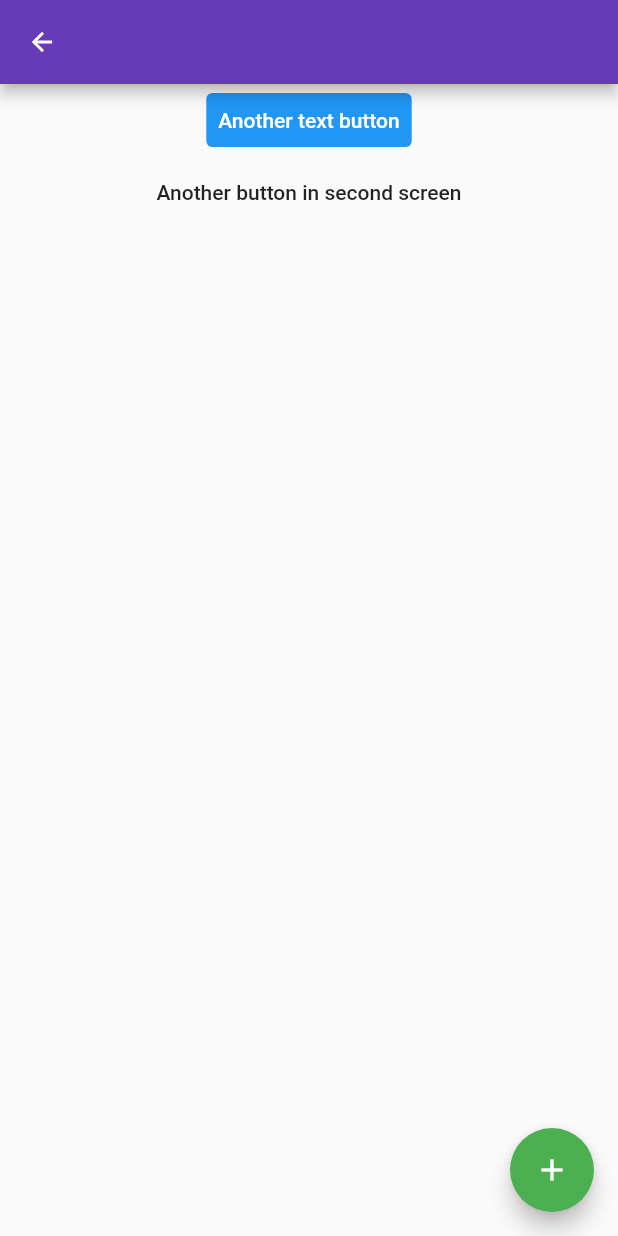
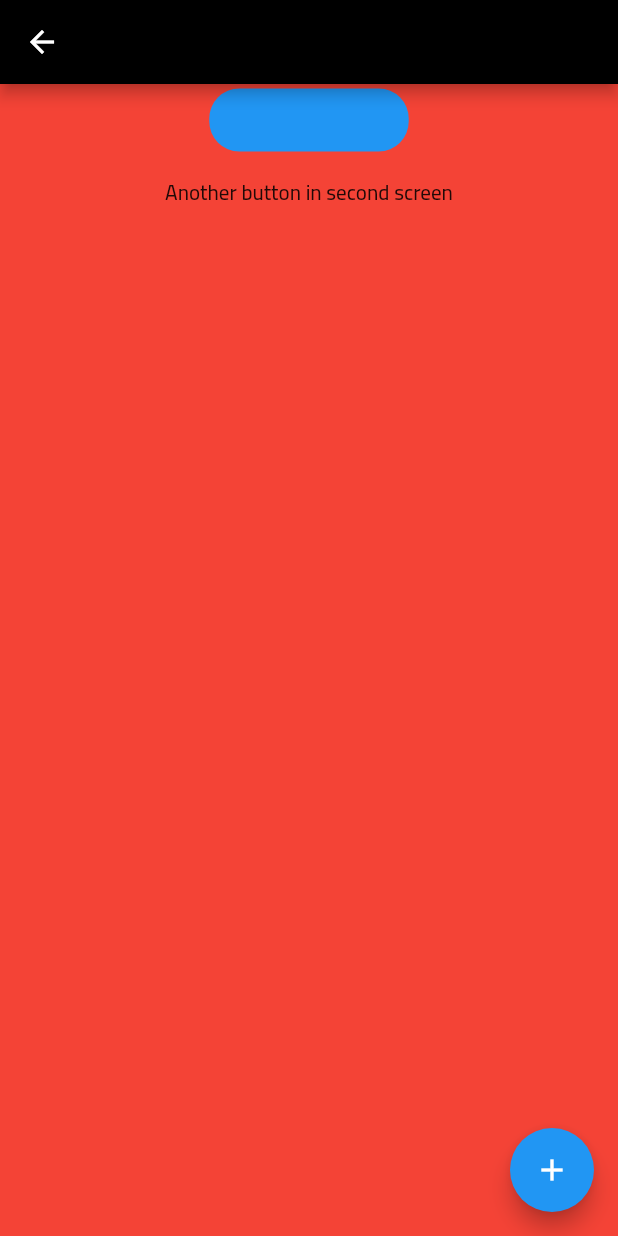
Before and after one commit to ZiadElsaadany/flutter_theming, a Flutter app: the screen it shows after launch, after a tap on "Click", on a phone screen of 412 x 824 dp. Run offline on Flutter 3.47's test engine with Material 2 defaults, Android fonts, the phone set to English and light mode, and no system bars; our stand-ins replace bloc, flutter_bloc, flutter_screenutil.

Commit message:
code theming done

```diff
--- /dev/null
+++ b/lib/controller/cubits/theme_cubit.dart
@@ -0,0 +1,64 @@
+import 'package:bloc/bloc.dart';
+import 'package:theming_flutter/controller/cubits/theme_states.dart';
+
+class ThemeCubit extends Cubit<ThemeStates> {
+  ThemeCubit():super(Initial());
+
+  bool  light= false ;
+
+  changeMode(    {required  bool  mode}  ) {
+    // true --> light
+    // false --> dark
+    light = mode;
+    if(light ==false) {
+      emit(LightThemeState());
+    } else{
+      emit(DarkThemeState());
+    }
+
+  }
+
+}
+
+
+
+
+
+
+
+
+
+
+
+
+
+
+
+
+
+
+
+
+
+/**
+import 'package:flutter_bloc/flutter_bloc.dart';
+import 'package:theming_flutter/controller/cubits/theme_states.dart';
+
+class ThemeCubit  extends Cubit<ThemeStates>{
+  ThemeCubit():super(Initial());
+
+bool light  = true;
+
+changeThemeMode  ( bool   mode) {
+light = mode;
+if(mode==true) {
+  emit(LightThemeState());
+} else{
+
+  emit(DarkThemeState());
+}
+}
+
+
+}
+    **/
--- /dev/null
+++ b/lib/controller/cubits/theme_states.dart
@@ -0,0 +1,4 @@
+abstract class ThemeStates  {}
+class Initial extends ThemeStates { }
+class LightThemeState extends ThemeStates { }
+class DarkThemeState extends ThemeStates { }
--- /dev/null
+++ b/lib/core/constants.dart
@@ -0,0 +1,10 @@
+
+
+import 'package:flutter/material.dart';
+
+customMediaQueryHeight(BuildContext context ,double  s)  {
+  return    MediaQuery.of(context).size.height*s;
+}
+customMediaQueryWidth(BuildContext context ,double  s)  {
+  return    MediaQuery.of(context).size.width*s;
+}
--- a/lib/core/global/theme/theme_data_dark.dart
+++ b/lib/core/global/theme/theme_data_dark.dart
@@ -1,9 +1,51 @@
-import 'package:flutter/material.dart';
-import 'package:theming_flutter/core/global/app_color/app_colors_dark.dart';
 
-ThemeData   getThemeDataDark()=>ThemeData(
-  primaryColor: AppColorsDark.primaryColor ,
-  appBarTheme: const AppBarTheme(
-    color: AppColorsDark.appBarColor
+
+
+
+  import 'package:flutter/material.dart';
+
+ThemeData darkTheme()=>ThemeData(
+  primaryColor: Colors.black,
+  scaffoldBackgroundColor: Colors.white,
+  elevatedButtonTheme:ElevatedButtonThemeData(
+  style: ButtonStyle (
+  backgroundColor: MaterialStateProperty.all(Colors.black),
+  shape:MaterialStateProperty.all(
+  RoundedRectangleBorder(
+  borderRadius: BorderRadius.circular(20)
   )
-);
+  ) ,
+
+  )
+  ) ,
+  textButtonTheme:TextButtonThemeData(
+  style: ButtonStyle (
+
+  backgroundColor: MaterialStateProperty.all(Colors.black),
+  shape:MaterialStateProperty.all(
+  RoundedRectangleBorder(
+  borderRadius: BorderRadius.circular(20)
+  )
+  ) ,
+
+  )
+  ) ,
+
+
+
+  fontFamily: "Cairo",
+  textTheme: TextTheme(
+  bodyMedium: TextStyle(
+  color: Colors.white,
+
+  ),
+  displayLarge:TextStyle(
+  color: Colors.grey,
+
+  ),
+  titleLarge: TextStyle(
+  color: Colors.black,
+
+  ),
+  )
+  );
--- a/lib/core/global/theme/theme_data_light.dart
+++ b/lib/core/global/theme/theme_data_light.dart
@@ -1,42 +1,52 @@
 import 'package:flutter/material.dart';
-import 'package:theming_flutter/core/global/app_color/app_colors_light.dart';
 
-ThemeData   getThemeDataLight()=>ThemeData(
+ThemeData  lightTheme( )=>ThemeData(
+
+    fontFamily: "Cairo",
+    textTheme: TextTheme(
+      bodyMedium: TextStyle(
+        color: Colors.black,
+
+      ),
+      displayLarge:TextStyle(
+        color: Colors.green,
+
+      ),
+      titleLarge: TextStyle(
+        color: Colors.white,
+
+      ),
+    ),
+    primaryColor: Colors.blue,
+    appBarTheme:AppBarTheme(
+      color: Colors.black,
 
 
-  switchTheme: SwitchThemeData(
-    // overlayColor: MaterialStateProperty.all(Colors.green)
-  thumbColor: MaterialStateProperty.all(Colors.green),
-    trackColor:MaterialStateProperty.all( Colors.black)
-  ),
+    ),
+    elevatedButtonTheme:ElevatedButtonThemeData(
+        style: ButtonStyle (
+          backgroundColor: MaterialStateProperty.all(Colors.blue),
+          shape:MaterialStateProperty.all(
+              RoundedRectangleBorder(
+                  borderRadius: BorderRadius.circular(20)
+              )
+          ) ,
 
-  floatingActionButtonTheme: const FloatingActionButtonThemeData(
-    backgroundColor: AppColorsLight.greenColor,
-    foregroundColor: AppColorsLight.whiteColor
-  ),
+        )
+    ) ,
+    textButtonTheme:TextButtonThemeData(
+        style: ButtonStyle (
+          backgroundColor: MaterialStateProperty.all(Colors.blue),
+          shape:MaterialStateProperty.all(
+              RoundedRectangleBorder(
+                  borderRadius: BorderRadius.circular(20)
+              )
+          ) ,
 
-textButtonTheme: TextButtonThemeData(
-    style: ButtonStyle(
-        foregroundColor: MaterialStateProperty.all(
-           AppColorsLight.whiteColor
-        ),
-        backgroundColor: MaterialStateProperty.all(AppColorsLight.primaryColor)
-    )
-),
-    primaryColor: AppColorsLight.primaryColor ,
-    appBarTheme: const AppBarTheme(
-        color: AppColorsLight.appBarColor,
-      iconTheme: IconThemeData(
-        size: 20,
-        color: Colors.white
-      )
-    ),
-  textTheme: const TextTheme(
+        )
+    ) ,
 
-  ),
-  iconTheme: IconThemeData(
-    size: 40,
-    color: Colors.grey
 
-  )
-);
+    scaffoldBackgroundColor: Colors.red
+
+) ;
--- a/lib/home.dart
+++ b/lib/home.dart
@@ -1,4 +1,7 @@
 import 'package:flutter/material.dart';
+import 'package:flutter_bloc/flutter_bloc.dart';
+import 'package:flutter_screenutil/flutter_screenutil.dart';
+import 'package:theming_flutter/controller/cubits/theme_cubit.dart';
 import 'package:theming_flutter/second_screen.dart';
 
 class Home extends StatelessWidget {
@@ -8,26 +11,71 @@ class Home extends StatelessWidget {
   Widget build(BuildContext context) {
     return Scaffold(
       appBar: AppBar(
+        actions: [
+
+
+
+
+          Switch(value: BlocProvider.of<ThemeCubit>(context).light, onChanged: (p){
+
+            // p  = true  --> open
+            // p = false --> close
+
+
+
+            BlocProvider.of<ThemeCubit>(context).changeMode(mode: p);
+          })
+
+
+
+
+
+
+
+          // Switch(value: BlocProvider.of<ThemeCubit>(context).light,
+          //     onChanged: ( b){
+          //
+          //       BlocProvider.of<ThemeCubit>(context).changeThemeMode(b);
+          // })
+        ],
       ),
       body: Center(
         child: Column(
           mainAxisAlignment: MainAxisAlignment.center,
           crossAxisAlignment: CrossAxisAlignment.center,
           children: [
-            Switch(
 
-                value: true, onChanged: ( value) {
+            Container(
+              alignment: Alignment.center,
 
-            }) ,
+              // 400
+              //  0.25 --> 100
+              height: 200.h,
+              width:200.w,
+              decoration: BoxDecoration(
+                color: Colors.red
+              ),
+              child: Text("ahmed",
+              style: Theme.of(context).textTheme.titleLarge!.copyWith(
+                fontSize: 45,
+                fontWeight: FontWeight.w900
+              ),
+              ),
+            ),
             Icon(Icons.movie, size: 20,color: Colors.green,),
             Icon(Icons.movie),
             Icon(Icons.movie),
             Icon(Icons.movie),
             Icon(Icons.movie),
-            Text("ziad",
-            style:Theme.of(context).textTheme.displayLarge
+            Text("زياد",
+            style:Theme.of(context).textTheme.titleLarge!.copyWith(
+              fontSize: 45.sp,
+              fontWeight: FontWeight.bold
+            )
             ),
-            TextButton(onPressed: (){
+            TextButton(
+
+                onPressed: (){
               Navigator.push(context, MaterialPageRoute(builder:
               (ctx)  {
                 return SecondScreen();
--- a/lib/main.dart
+++ b/lib/main.dart
@@ -1,8 +1,15 @@
 import 'package:flutter/material.dart';
+import 'package:flutter_bloc/flutter_bloc.dart';
+import 'package:flutter_screenutil/flutter_screenutil.dart';
+import 'package:theming_flutter/controller/cubits/theme_cubit.dart';
+import 'package:theming_flutter/controller/cubits/theme_states.dart';
+import 'package:theming_flutter/core/global/theme/theme_data_dark.dart';
 import 'package:theming_flutter/core/global/theme/theme_data_light.dart';
+
 import 'package:theming_flutter/home.dart';
 
-void main (  ) {
+void main (  )  {
+
   runApp(const ThemingApp());
 }
 
@@ -11,9 +18,35 @@ class ThemingApp extends StatelessWidget {
 
   @override
   Widget build(BuildContext context) {
-    return MaterialApp(
-      theme: getThemeDataLight(),
-      home: Home(),
+    return ScreenUtilInit(
+      designSize: const Size(360, 690),
+      minTextAdapt: true,
+      splitScreenMode: true,
+
+      builder: (ctx,child){
+        return BlocProvider(
+          create: (ctx)=> ThemeCubit(),
+          child: BlocConsumer<ThemeCubit, ThemeStates>(
+            builder:(ctx,state) {
+              return  MaterialApp(
+
+
+                theme:lightTheme(), // light
+                darkTheme: darkTheme(), // darkTheme
+
+                themeMode:  state is Initial  || state is LightThemeState?
+                ThemeMode.light: ThemeMode.dark,
+                home: Home(),
+              );
+            }  ,
+            listener: (ctx,state ){  },
+          )
+        ) ;
+
+      },
     );
   }
 }
+// MediaQuery
+
+// flutterscreenutil package
```
Also changed, not shown: pubspec.yaml (+9 -4 lines), assets/fonts/Cairo-VariableFont_slnt,wght.ttf (added), pubspec.lock.
